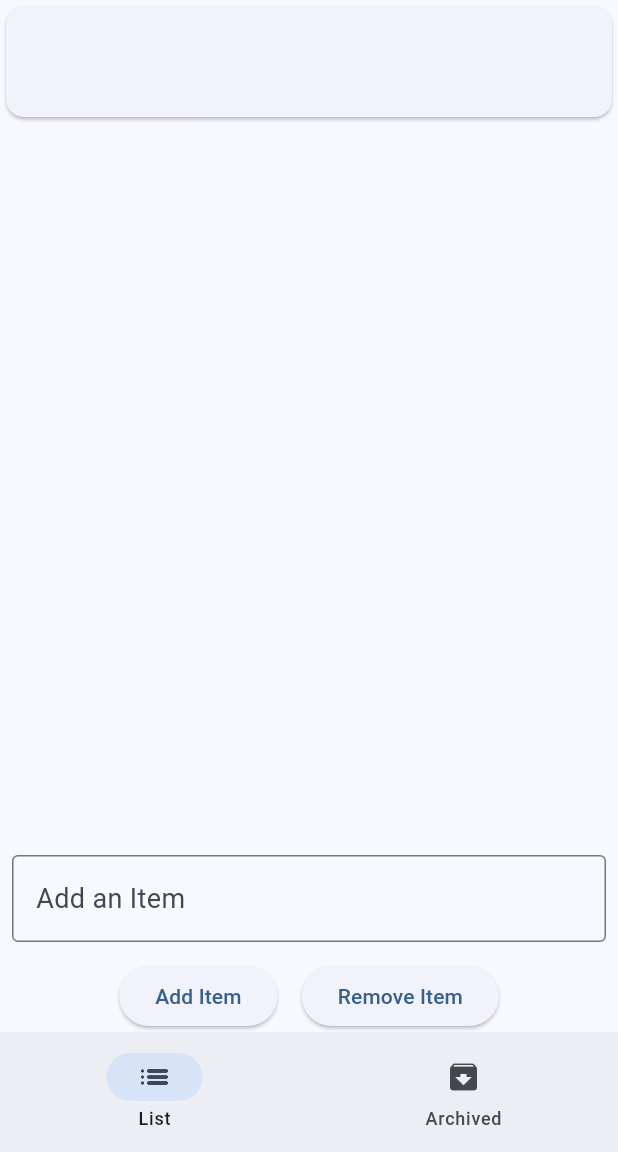
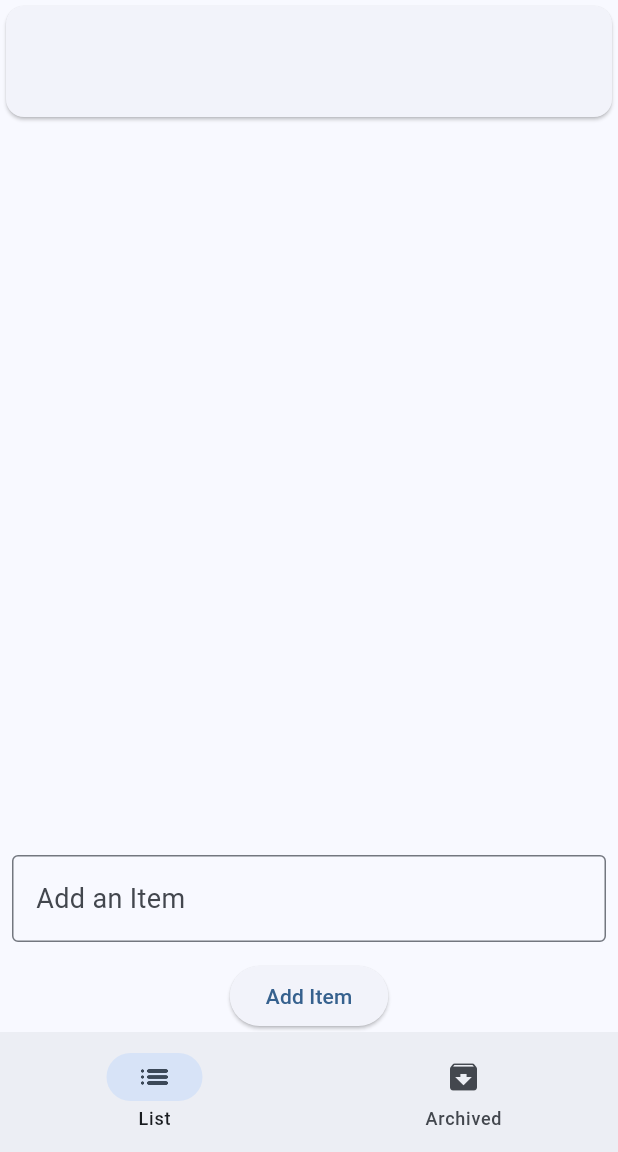
Before and after one commit to siobe34/todo-flutter, a Flutter app: the screen it shows after launch, after a tap on "Add Item", on a phone screen of 412 x 824 dp, the part 84-1236 px from its top. Run offline on Flutter 3.47's test engine with Material 2 defaults, Android fonts, the phone set to English and light mode, and no system bars.

Commit message:
clear textfield on adding List item

```diff
--- a/lib/pages/home.dart
+++ b/lib/pages/home.dart
@@ -25,7 +25,6 @@ class _HomePageState extends State<HomePage> {
     var appState = context.watch<AppState>();
     var theme = Theme.of(context);
     var inputStyle = theme.textTheme.bodyMedium!.copyWith(
-      color: theme.colorScheme.primary,
       fontSize: 18,
     );
 
@@ -62,17 +61,9 @@ class _HomePageState extends State<HomePage> {
               ElevatedButton(
                 onPressed: () {
                   appState.addItem(listController.text);
+                  listController.clear();
                 },
                 child: const Text("Add Item"),
-              ),
-              const SizedBox(
-                width: 16,
-              ),
-              ElevatedButton(
-                onPressed: () {
-                  appState.removeItem('List Item 6');
-                },
-                child: const Text("Remove Item"),
               ),
             ],
           ),
```
